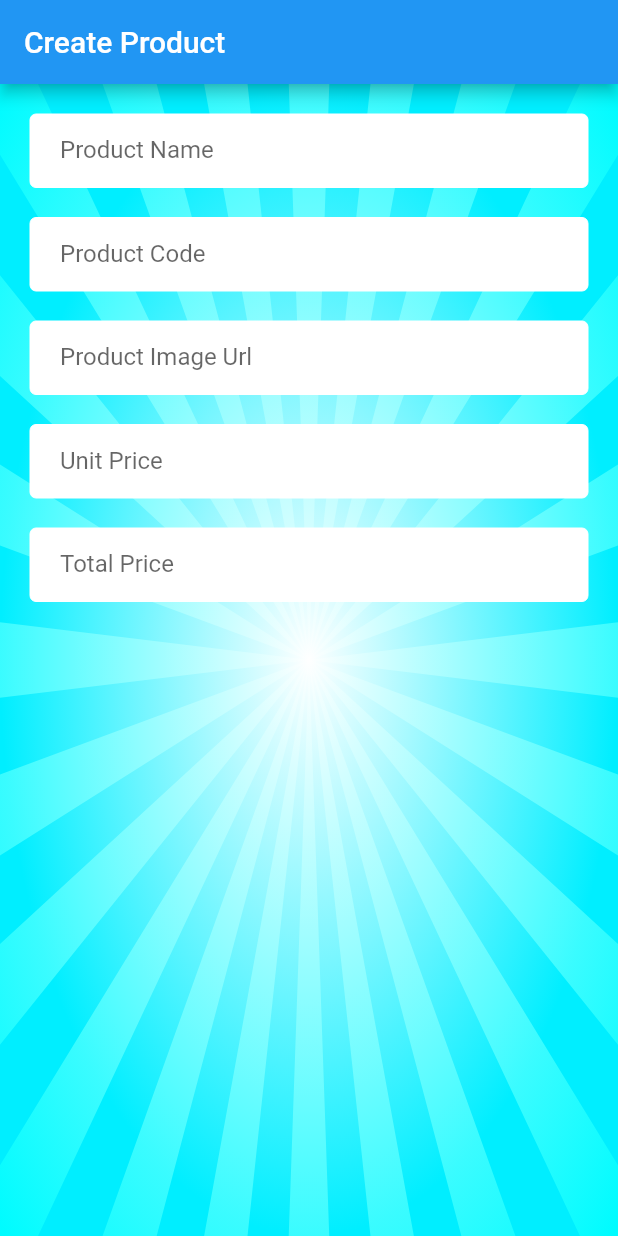
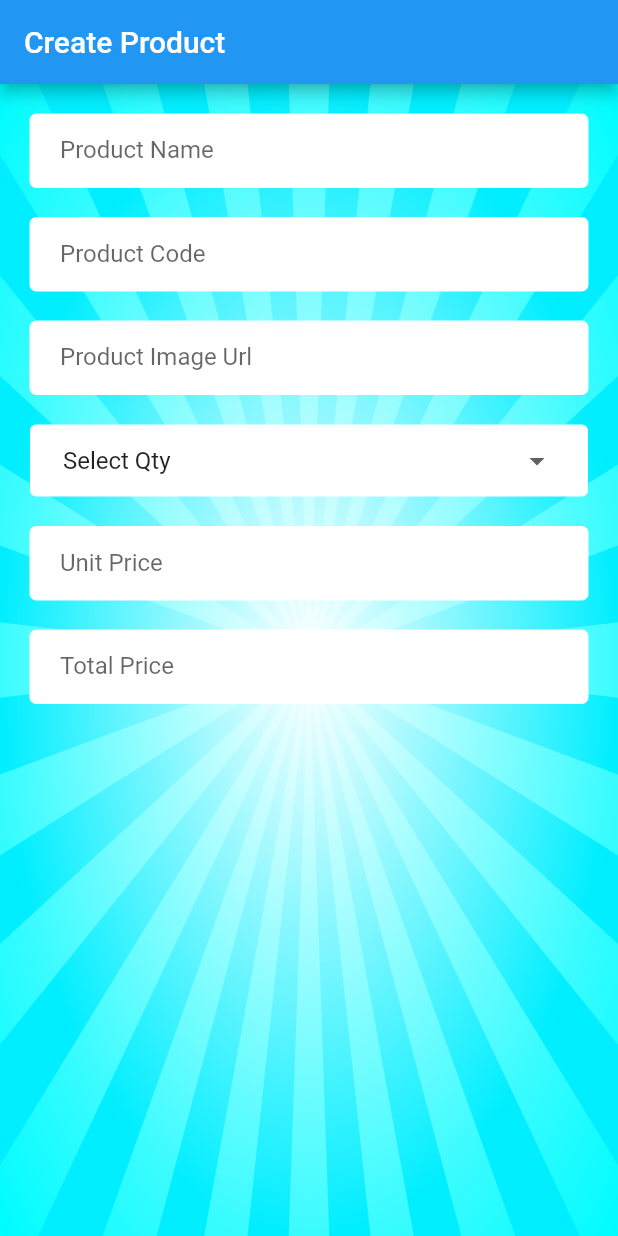
Before and after one commit to fakhruddin07/crud_with_rest_api_in_flutter, a Flutter app: the screen it shows after launch, on a phone screen of 412 x 824 dp. Run offline on Flutter 3.47's test engine with Material 2 defaults, Android fonts, the phone set to English and light mode, and no system bars; our stand-ins replace flutter_svg.

Commit message:
make a drop down menu

```diff
--- a/lib/Screen/product_create_screen.dart
+++ b/lib/Screen/product_create_screen.dart
@@ -41,6 +41,23 @@ class _ProductCreateScreenState extends State<ProductCreateScreen> {
                   ),
                   const SizedBox(height: 20),
 
+                  dropDownStyle(
+                    DropdownButton(
+                      value: "",
+                      isExpanded: true,
+                      underline: Container(),
+                      items: [
+                        DropdownMenuItem(child: Text("Select Qty"), value: "",),
+                        DropdownMenuItem(child: Text("1 pcs"), value: "1 pcs",),
+                        DropdownMenuItem(child: Text("2 pcs"), value: "2 pcs",),
+                        DropdownMenuItem(child: Text("3 pcs"), value: "3 pcs",),
+                        DropdownMenuItem(child: Text("4 pcs"), value: "4 pcs",),
+                      ],
+                      onChanged: (value) {},
+                    ),
+                  ),
+                  const SizedBox(height: 20),
+
                   TextFormField(
                     onChanged: (value) {},
                     decoration: appInputDecoration("Unit Price"),
--- a/lib/Style/style.dart
+++ b/lib/Style/style.dart
@@ -3,30 +3,42 @@ import 'package:flutter_svg/svg.dart';
 
 const colorRed = Color.fromRGBO(231, 28, 36, 1);
 const colorGreen = Color.fromRGBO(33, 191, 115, 1);
-const colorWhite = Color.fromRGBO(255,255, 255, 1);
+const colorWhite = Color.fromRGBO(255, 255, 255, 1);
 const colorDarkBlue = Color.fromRGBO(231, 28, 36, 1);
 
-InputDecoration appInputDecoration(label){
+InputDecoration appInputDecoration(label) {
   return InputDecoration(
     border: const OutlineInputBorder(),
     focusedBorder: const OutlineInputBorder(
-      borderSide: BorderSide(color: colorGreen, width: 1)
-    ),
+        borderSide: BorderSide(color: colorGreen, width: 1)),
     fillColor: colorWhite,
     filled: true,
     enabledBorder: const OutlineInputBorder(
-        borderSide: BorderSide(color: colorWhite, width: 0)
-    ),
+        borderSide: BorderSide(color: colorWhite, width: 0)),
     contentPadding: const EdgeInsets.fromLTRB(20, 10, 10, 20),
     labelText: label,
   );
 }
 
-SvgPicture backgroundScreen(context){
+SvgPicture backgroundScreen(context) {
   return SvgPicture.asset(
     "assets/images/backgroundImg3.svg",
-    alignment: Alignment.center,fit: BoxFit.fill,
+    alignment: Alignment.center,
+    fit: BoxFit.fill,
     height: MediaQuery.of(context).size.height,
     width: MediaQuery.of(context).size.width,
   );
 }
+
+DecoratedBox dropDownStyle(child) {
+  return DecoratedBox(
+    decoration: BoxDecoration(
+        color: colorWhite,
+        border: Border.all(color: colorWhite, width: 1),
+        borderRadius: BorderRadius.circular(4)),
+    child: Padding(
+      padding: const EdgeInsets.only(left: 22, right: 22),
+      child: child,
+    ),
+  );
+}
```
